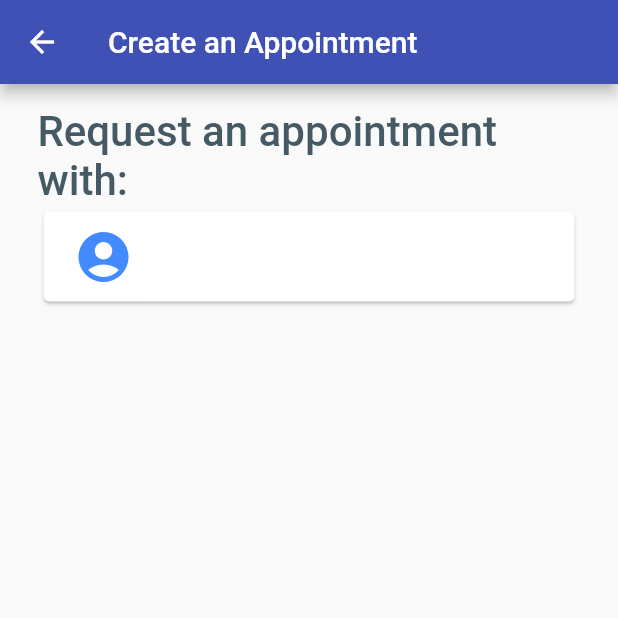
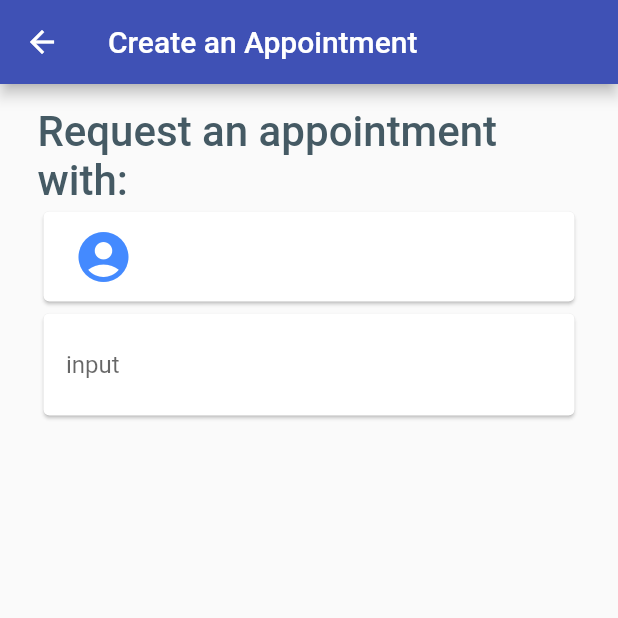
Before and after one commit to freanuperiaa/ink_me_up, a Flutter app: the CreateAppointmentPage screen opened directly with empty values, on a phone screen of 412 x 824 dp, the top half of it. Run offline on Flutter 3.47's test engine with Material 2 defaults, Android fonts, the phone set to English and light mode, and no system bars; our stand-ins replace cloud_firestore, firebase_auth; accounts and stored records are empty.

Commit message:
create appointment wip.

```diff
--- a/lib/src/screens/create_appointment.dart
+++ b/lib/src/screens/create_appointment.dart
@@ -4,13 +4,21 @@ import 'package:cloud_firestore/cloud_firestore.dart';
 import 'package:ink_me_up/src/models/user_profile.dart';
 
 
-class CreateAppointmentPage extends StatelessWidget{
+class CreateAppointmentPage extends StatefulWidget{
 
   final UserProfile userProfile;
   final UserProfile artistsProfile;
   //CollectionReference db = Firestore.instance.collection('appointments');
 
   CreateAppointmentPage({this.userProfile, this.artistsProfile});
+
+  @override
+  _CreateAppointmentPageState createState() => _CreateAppointmentPageState();
+}
+
+class _CreateAppointmentPageState extends State<CreateAppointmentPage> {
+
+  var _textFieldController = TextEditingController();
 
   @override
   Widget build(BuildContext context){
@@ -36,10 +44,26 @@ class CreateAppointmentPage extends StatelessWidget{
                     Icon(Icons.account_circle, color: Colors.blueAccent, size: 40.0,),
                     Container(width: 50.0,),
                     Text(
-                      '${artistsProfile.firstName}',
+                      '${widget.artistsProfile.firstName}',
                       style: TextStyle(
                           fontSize: 34.0, fontWeight: FontWeight.w600, color: Colors.blueAccent
                       ),
+                    )
+                  ],
+                ),
+              ),
+            ),
+            Card(
+              child: Padding(
+                padding: EdgeInsets.symmetric(vertical: 10.0, horizontal: 15.0),
+                child: Column(
+                  children: <Widget>[
+                    TextField(
+                      decoration: InputDecoration(
+                          border: InputBorder.none,
+                          hintText: 'input'
+                      ),
+                      controller: _textFieldController,
                     )
                   ],
                 ),
```
